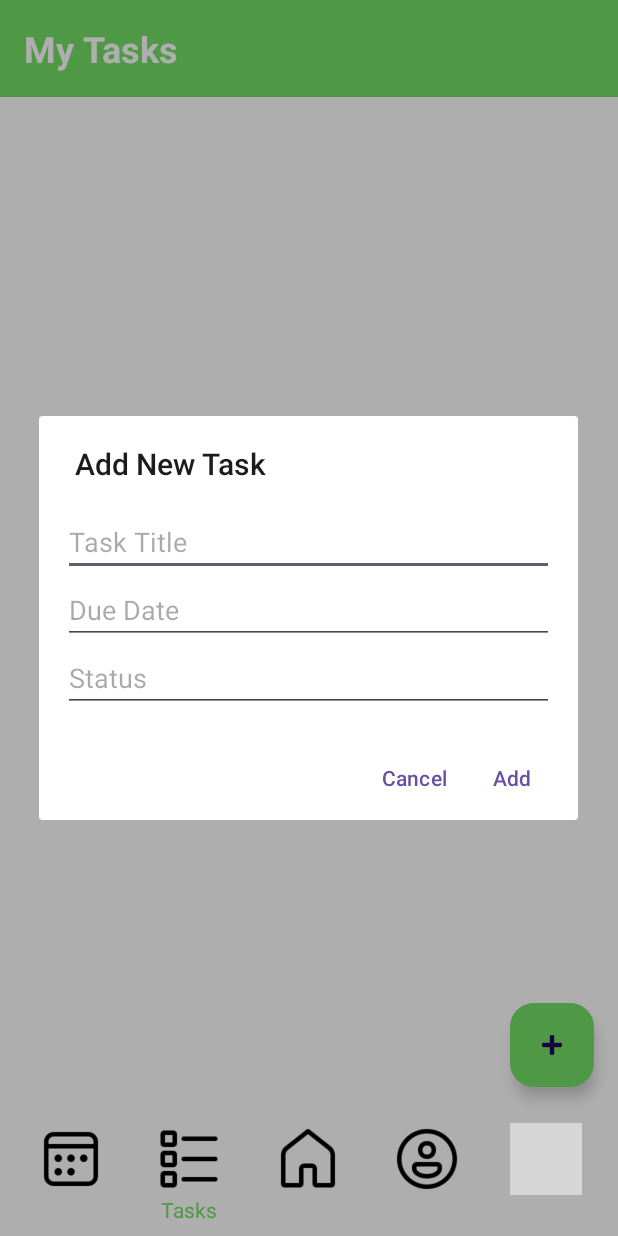
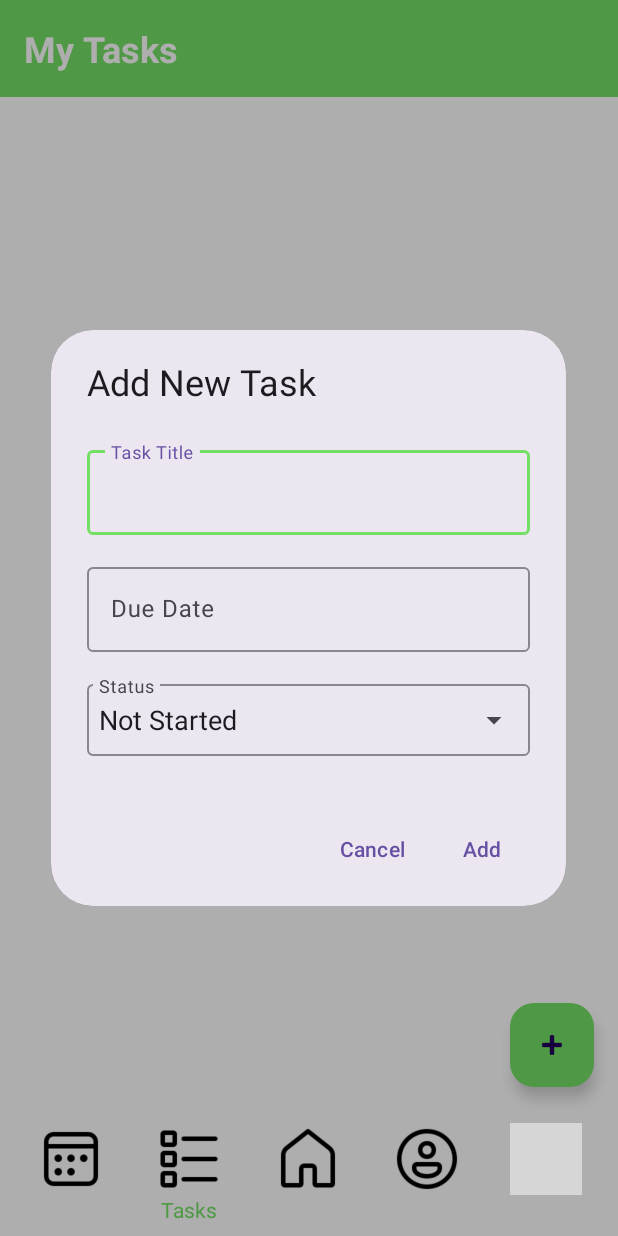
Before and after one commit to Hassaan202/sprintly_app, an Android app: the task_list screen opened directly, with no data from a screen before it, after a tap on "Add Task", on a phone screen of 412 x 824 dp. Run offline under Robolectric (Android 15) with nearby library versions, the phone set to English and light mode, and no system bars; our stand-ins replace Firebase (no records; nobody signed in at launch, a user with empty details on screens opened directly), Timber; 1 statement that could not run was skipped; grey boxes are pictures that could not be loaded.

Commit message:
Updated Add Task functionality, drop down menu

```diff
--- a/app/src/main/java/com/example/sprintly_app_smd_finale/codeActivity.java
+++ b/app/src/main/java/com/example/sprintly_app_smd_finale/codeActivity.java
@@ -22,7 +22,7 @@ public class codeActivity extends AppCompatActivity {
     private List<Message> messageList;
     private codeAdapter codeAdapter;
     private OpenAIHelper openAIHelper;
-    String apiKey = "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"; // Replace with your actual OpenAI API key
+    String apiKey = "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";
     String model = "gpt-4.1-nano"; // cheapest model for free usage
 
     // Navigation items
--- a/app/src/main/java/com/example/sprintly_app_smd_finale/task_list.java
+++ b/app/src/main/java/com/example/sprintly_app_smd_finale/task_list.java
@@ -9,6 +9,8 @@ import androidx.appcompat.view.ActionMode;
 import android.view.Menu;
 import android.view.MenuItem;
 import android.view.View;
+import android.widget.ArrayAdapter;
+import android.widget.AutoCompleteTextView;
 import android.widget.Button;
 import android.widget.EditText;
 import android.widget.Toast;
@@ -25,7 +27,9 @@ import java.util.Calendar;
 import java.util.List;
 import java.util.Objects;
 
+import com.google.android.material.dialog.MaterialAlertDialogBuilder;
 import com.google.android.material.floatingactionbutton.FloatingActionButton;
+import com.google.android.material.textfield.TextInputEditText;
 import com.google.firebase.auth.FirebaseAuth;
 import com.google.firebase.auth.FirebaseUser;
 import com.google.firebase.firestore.DocumentSnapshot;
@@ -80,17 +84,28 @@ public class task_list extends AppCompatActivity {
         }
     };
 
-
+    private final String[] STATUS_OPTIONS = {
+            "Done", "In Progress", "Not Started"
+    };
     private void showAddTaskDialog() {
-        AlertDialog.Builder builder = new AlertDialog.Builder(this);
+        MaterialAlertDialogBuilder builder = new MaterialAlertDialogBuilder(this);
         builder.setTitle("Add New Task");
 
         View dialogView = getLayoutInflater().inflate(R.layout.dialog_add_task, null);
         builder.setView(dialogView);
 
-        EditText etTitle = dialogView.findViewById(R.id.etTitle);
-        EditText etDueDate = dialogView.findViewById(R.id.etDueDate);
-        EditText etStatus = dialogView.findViewById(R.id.etStatus);
+        TextInputEditText etTitle = dialogView.findViewById(R.id.etTitle);
+        TextInputEditText etDueDate = dialogView.findViewById(R.id.etDueDate);
+        AutoCompleteTextView etStatus = dialogView.findViewById(R.id.etStatus);
+
+        ArrayAdapter<String> statusAdapter = new ArrayAdapter<>(
+                this,
+                android.R.layout.simple_list_item_1,
+                STATUS_OPTIONS
+        );
+        etStatus.setAdapter(statusAdapter);
+
+        etStatus.setText(STATUS_OPTIONS[2], false); // default "Not Started"
 
         etDueDate.setOnClickListener(new View.OnClickListener() {
             @Override
@@ -241,7 +256,6 @@ public class task_list extends AppCompatActivity {
                             userName = Objects.requireNonNull(documentSnapshot.get("name")).toString() );
         }
 
-
         adapter = new TaskListAdapter(taskList, actionModeCallback, actionMode,this);
         adapter.setOnItemClickListener(new TaskListAdapter.OnItemClickListener() {
             @Override
--- a/app/src/main/res/layout/dialog_add_task.xml
+++ b/app/src/main/res/layout/dialog_add_task.xml
@@ -1,28 +1,62 @@
 <?xml version="1.0" encoding="utf-8"?>
 <LinearLayout xmlns:android="http://schemas.android.com/apk/res/android"
+    xmlns:app="http://schemas.android.com/apk/res-auto"
     android:orientation="vertical"
-    android:padding="16dp"
+    android:padding="24dp"
     android:layout_width="match_parent"
     android:layout_height="wrap_content">
 
-    <EditText
+    <!-- Title -->
+    <com.google.android.material.textfield.TextInputLayout
+        android:layout_width="match_parent"
+        android:layout_height="wrap_content"
+        android:hint="Task Title"
+        app:boxStrokeColor="@color/mild_green"
+        app:boxStrokeWidthFocused="2dp"
+        app:boxCornerRadiusTopStart="4dp"
+        app:boxCornerRadiusTopEnd="4dp"
+        app:boxCornerRadiusBottomStart="4dp"
+        app:boxCornerRadiusBottomEnd="4dp">
+
+        <com.google.android.material.textfield.TextInputEditText
             android:id="@+id/etTitle"
-        android:hint="Task Title"
             android:layout_width="match_parent"
             android:layout_height="wrap_content"/>
+    </com.google.android.material.textfield.TextInputLayout>
 
-    <EditText
+    <!-- Due Date -->
+    <com.google.android.material.textfield.TextInputLayout
+        android:layout_width="match_parent"
+        android:layout_height="wrap_content"
+        android:layout_marginTop="16dp"
+        android:hint="Due Date"
+        app:boxStrokeColor="@color/mild_green"
+        app:boxStrokeWidthFocused="2dp">
+
+        <com.google.android.material.textfield.TextInputEditText
             android:id="@+id/etDueDate"
             android:layout_width="match_parent"
             android:layout_height="wrap_content"
-        android:hint="Due Date"
             android:focusable="false"
-        android:clickable="true" />
+            android:clickable="true"/>
+    </com.google.android.material.textfield.TextInputLayout>
 
-    <EditText
+    <!-- Status Dropdown -->
+    <com.google.android.material.textfield.TextInputLayout
+        android:layout_width="match_parent"
+        android:layout_height="wrap_content"
+        android:layout_marginTop="16dp"
+        android:hint="Status"
+        app:endIconMode="dropdown_menu"
+        app:boxStrokeColor="@color/mild_green"
+        app:boxStrokeWidthFocused="2dp">
+
+        <AutoCompleteTextView
             android:id="@+id/etStatus"
-        android:hint="Status"
             android:layout_width="match_parent"
-        android:layout_height="wrap_content"/>
+            android:layout_height="wrap_content"
+            android:inputType="none"
+            android:padding="8sp"/>
+    </com.google.android.material.textfield.TextInputLayout>
 
 </LinearLayout>
```
Lines whose indentation alone changed are shown as unchanged.
